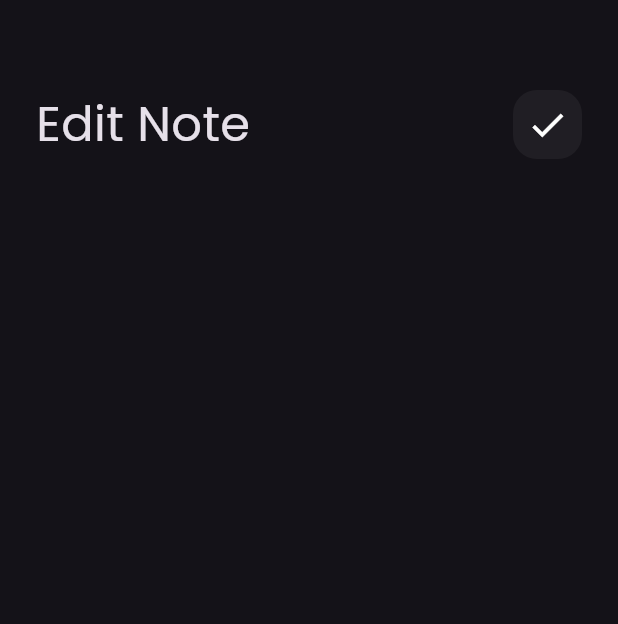
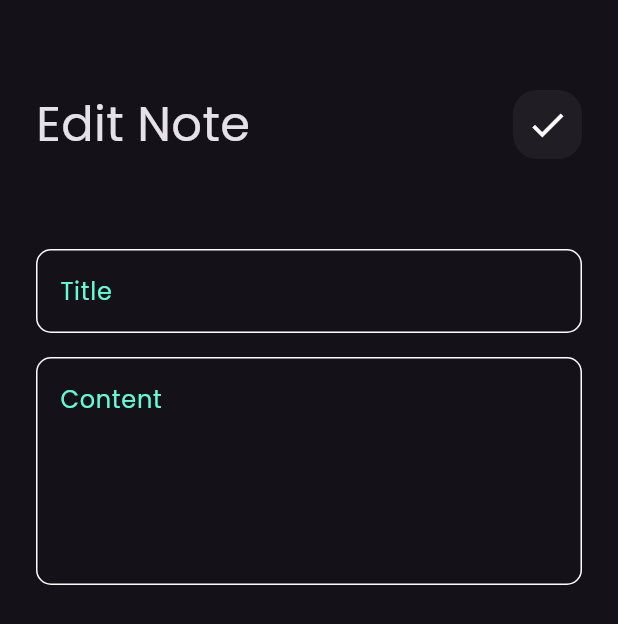
Before and after one commit to MohamedAbdelwahid/notes_app, a Flutter app: the EditNoteView screen opened directly, on a phone screen of 412 x 824 dp. Shown: the top 624 px of the screen. Run offline on Flutter 3.47's test engine with Material 3 defaults, Android fonts, the phone set to English and light mode, and no system bars.

Commit message:
add note view ui done

```diff
--- a/lib/views/widgets/edit_view_body.dart
+++ b/lib/views/widgets/edit_view_body.dart
@@ -1,5 +1,6 @@
 import 'package:flutter/material.dart';
 import 'package:frist_project/views/widgets/custom_app_bar.dart';
+import 'package:frist_project/views/widgets/custom_text_field.dart';
 
 class EditNoteViewBody extends StatelessWidget {
   const EditNoteViewBody({super.key});
@@ -15,6 +16,11 @@ class EditNoteViewBody extends StatelessWidget {
           title: 'Edit Note',
            icon: Icons.check ,
            ),
+           SizedBox(height: 60),
+           CustomTextField(hint: 'Title'),
+           SizedBox(height: 16),
+           CustomTextField(hint: 'Content',
+           maxLines: 5,)
         ]
       ),
     );
```
